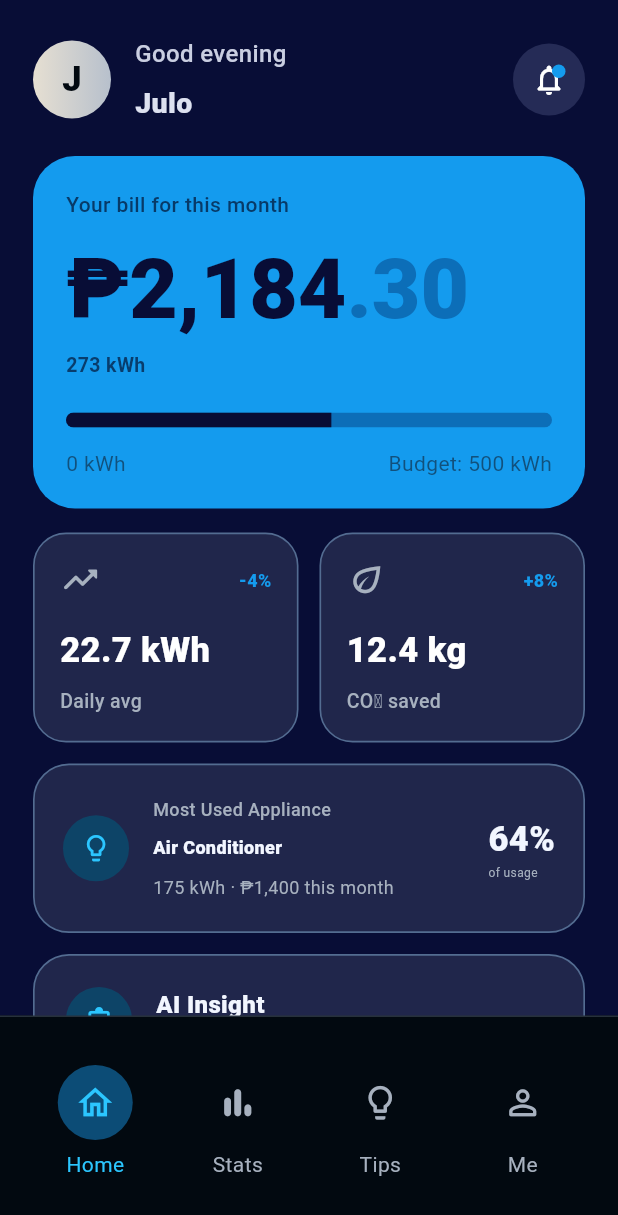
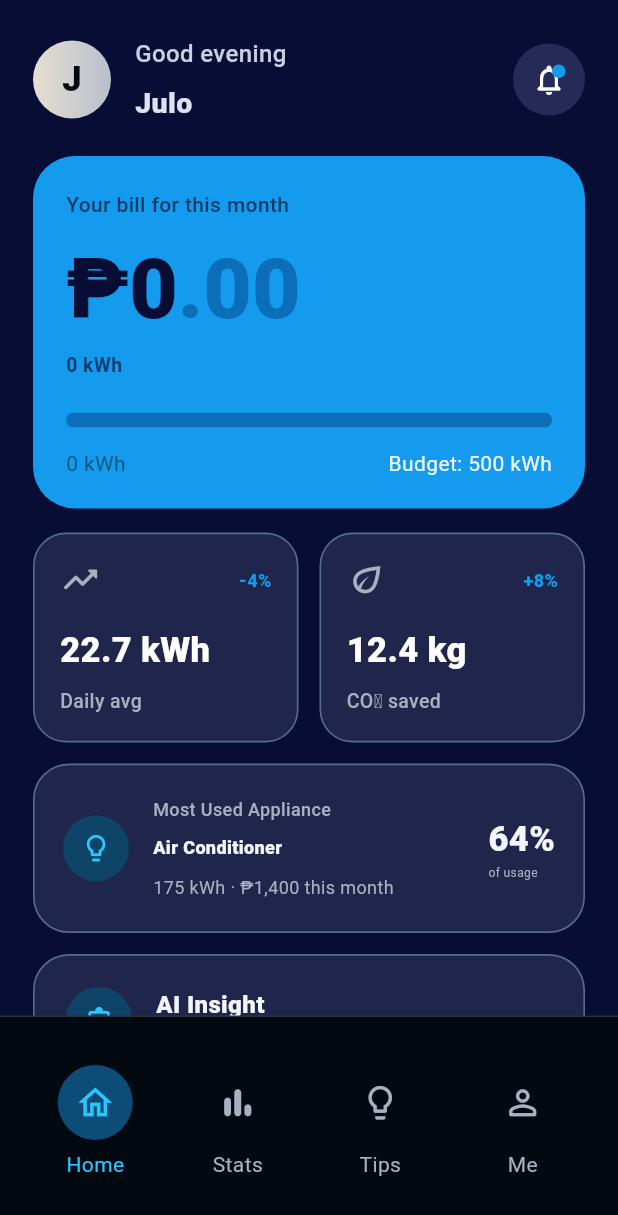
Before and after one commit to Wattdapak/WattwAIs, a Flutter app: the screen it shows after launch, on a phone screen of 412 x 824 dp. Shown: the top 1215 px of the screen. Run offline on Flutter 3.47's test engine with Material 3 defaults, Android fonts, the light colour scheme and no system bars; our stand-ins replace firebase_core, go_router; accounts and stored records are empty; Roboto replaces fonts that are missing (Helvetica Neue).

Commit message:
feat: changed mockup data to dynamic data

```diff
--- a/lib/screens/dashboard.dart
+++ b/lib/screens/dashboard.dart
@@ -22,19 +22,26 @@ class _DashboardState extends State<Dashboard> {
   var _showSetup = false;
   var _predicting = false;
   var _appliances = defaultAppliances;
+  var _bill = 0.0;
+  var _usage = 0.0;
+  var _budgetUsage = 500.0;
 
   void _openSetup() {
     setState(() => _showSetup = true);
   }
 
-  Future<void> _predictBill() async {
+  Future<void> _predictBill({required double bill, required double rate}) async {
     setState(() => _predicting = true);
+
     await Future<void>.delayed(const Duration(milliseconds: 900));
     if (!mounted) return;
     setState(() {
       _predicting = false;
       _showSetup = false;
       _tab = 0;
+      // TODO: replace with actuall values
+      _bill = bill;
+      _usage = bill / rate;
     });
     ScaffoldMessenger.of(context).showSnackBar(
       const SnackBar(
@@ -77,7 +84,8 @@ class _DashboardState extends State<Dashboard> {
         onAdd: _addAppliance,
         onChange: _updateAppliance,
         onDelete: _removeAppliance,
-        onPredict: _predictBill,
+        onPredict: ({required double bill, required double rate}) =>
+          _predictBill(bill: bill, rate: rate),
       );
     }
 
@@ -88,7 +96,12 @@ class _DashboardState extends State<Dashboard> {
           key: ValueKey(_tab),
           index: _tab,
           children: [
-            HomeScreen(onPredict: _openSetup),
+            HomeScreen(
+              onPredict: _openSetup,
+              bill: _bill,
+              usage: _usage,
+              budgetUsage: _budgetUsage,
+            ),
             const StatsScreen(),
             TipsScreen(),
             ProfileScreen(),
--- a/lib/screens/homescreen.dart
+++ b/lib/screens/homescreen.dart
@@ -7,9 +7,18 @@ import 'package:wattwais/widgets/app_chrome.dart';
 import '../widgets/screenscaffold.dart';
 
 class HomeScreen extends StatelessWidget {
-  const HomeScreen({super.key, required this.onPredict});
+  const HomeScreen({
+    super.key,
+    required this.onPredict,
+    required this.bill,
+    required this.usage,
+    required this.budgetUsage,
+  });
 
   final VoidCallback onPredict;
+  final double bill;
+  final double usage;
+  final double budgetUsage;
 
   @override
   Widget build(BuildContext context) {
@@ -20,7 +29,11 @@ class HomeScreen extends StatelessWidget {
         children: [
           const _HomeHeader(),
           const SizedBox(height: 22),
-          const BillHeroCard(),
+          BillHeroCard(
+            bill: bill,
+            usage: usage,
+            budgetusage: budgetUsage
+          ),
           const SizedBox(height: 16),
           const Row(
             children: [
@@ -144,10 +157,22 @@ class _HomeHeader extends StatelessWidget {
 }
 
 class BillHeroCard extends StatelessWidget {
-  const BillHeroCard({super.key});
+  BillHeroCard({
+    super.key,
+    required this.bill,
+    required this.usage,
+    required this.budgetusage,
+    });
+
+    final double bill;
+    final double usage;
+    final double budgetusage;
 
   @override
   Widget build(BuildContext context) {
+    final billWhole = bill.toStringAsFixed(2).split('.')[0];
+    final billDecimal = bill.toStringAsFixed(2).split('.')[1];
+
     return Container(
       width: double.infinity,
       padding: const EdgeInsets.fromLTRB(22, 22, 22, 20),
@@ -158,7 +183,7 @@ class BillHeroCard extends StatelessWidget {
       child: Column(
         crossAxisAlignment: CrossAxisAlignment.start,
         children: [
-          const Text(
+          Text(
             'Your bill for this month',
             style: TextStyle(
               color: Color(0xFF073A68),
@@ -171,7 +196,7 @@ class BillHeroCard extends StatelessWidget {
           FittedBox(
             fit: BoxFit.scaleDown,
             child: RichText(
-              text: const TextSpan(
+              text: TextSpan(
                 style: TextStyle(
                   color: AppColors.midnight,
                   fontSize: 56,
@@ -181,9 +206,9 @@ class BillHeroCard extends StatelessWidget {
                   letterSpacing: 0,
                 ),
                 children: [
-                  TextSpan(text: '₱2,184'),
+                  TextSpan(text: '₱$billWhole'),
                   TextSpan(
-                    text: '.30',
+                    text: ".$billDecimal",
                     style: TextStyle(color: AppColors.blueDark),
                   ),
                 ],
@@ -191,8 +216,8 @@ class BillHeroCard extends StatelessWidget {
             ),
           ),
           const SizedBox(height: 12),
-          const Text(
-            '273 kWh',
+          Text(
+            '${usage.toStringAsFixed(0)} kWh',
             style: TextStyle(
               color: Color(0xFF083D6D),
               fontSize: 13,
@@ -205,20 +230,17 @@ class BillHeroCard extends StatelessWidget {
             borderRadius: BorderRadius.circular(8),
             child: LinearProgressIndicator(
               minHeight: 10,
-              value: 273 / 500,
+              value: usage / budgetusage,
               color: AppColors.midnight,
               backgroundColor: AppColors.blueDark,
             ),
           ),
           const SizedBox(height: 14),
-          const Row(
+          Row(
             mainAxisAlignment: MainAxisAlignment.spaceBetween,
             children: [
               Text('0 kWh', style: TextStyle(color: Color(0xFF11517D), fontFamily: 'Helvetica Neue')),
-              Text(
-                'Budget: 500 kWh',
-                style: TextStyle(color: Color(0xFF11517D), fontFamily: 'Helvetica Neue'),
-              ),
+              Text('Budget: ${budgetusage.toStringAsFixed(0)} kWh'),
             ],
           ),
         ],
--- a/lib/screens/profilescreen.dart
+++ b/lib/screens/profilescreen.dart
@@ -30,7 +30,7 @@ class _ProfileScreenState extends State<ProfileScreen> {
               borderRadius: BorderRadius.circular(28),
             ),
             child: const Text(
-              'A',
+              'J',
               style: TextStyle(
                 color: AppColors.ink,
                 fontSize: 28,
@@ -40,12 +40,12 @@ class _ProfileScreenState extends State<ProfileScreen> {
           ),
           const SizedBox(height: 22),
           const Text(
-            'Aarav Mendoza',
+            'Julo Bretaña',
             style: TextStyle(fontSize: 23, fontWeight: FontWeight.w900),
           ),
           const SizedBox(height: 8),
           const Text(
-            'Quezon City · Meralco',
+            'Iloilo City · Ileco',
             style: TextStyle(color: AppColors.muted, fontSize: 14),
           ),
           const SizedBox(height: 26),
```
Also changed, not shown: lib/screens/setupscreen.dart (+100 -35 lines), lib/screens/statscreen.dart (+12 -8 lines).
